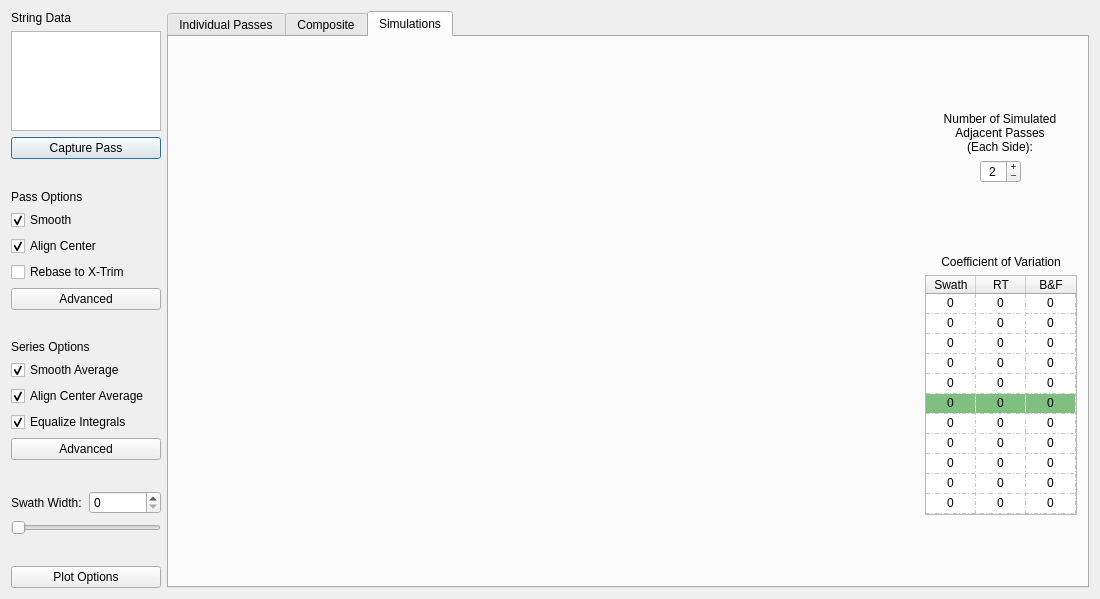
Qt form resources/stringMainWidget.ui (gill14/AccuPatt) before a commit.
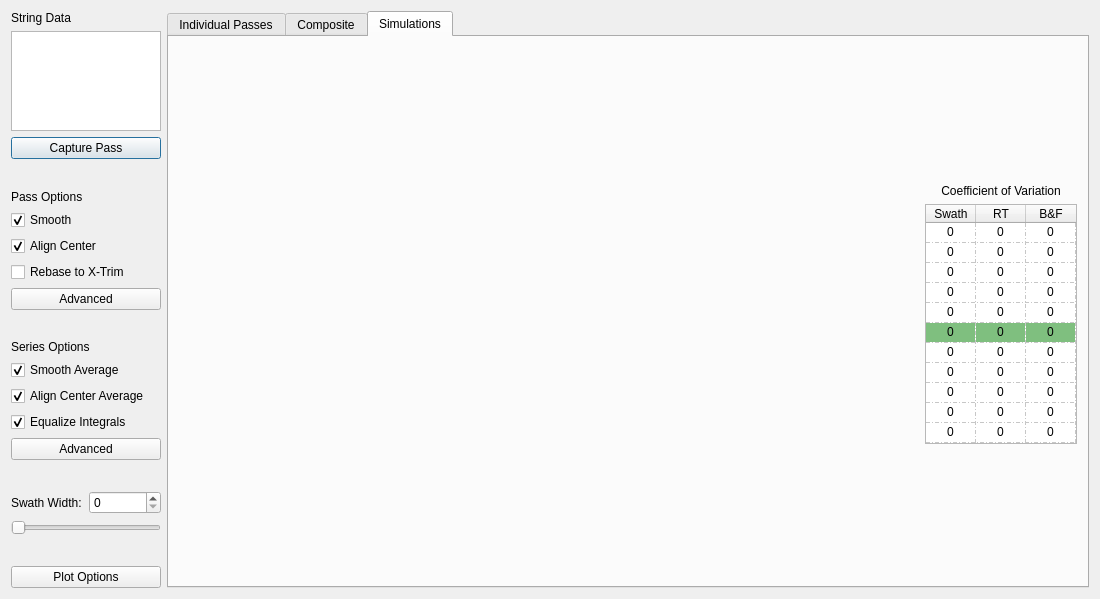
The same form after that commit. The open tabs and pages were chosen to show the change. Custom widgets are drawn as their Qt base class.

Commit message: simulated adjacent swaths now computed only

The edit to the form file:
```diff
--- a/resources/stringMainWidget.ui
+++ b/resources/stringMainWidget.ui
@@ -422,85 +422,6 @@
            </property>
           </spacer>
          </item>
-         <item>
-          <widget class="QLabel" name="label_35">
-           <property name="sizePolicy">
-            <sizepolicy hsizetype="Preferred" vsizetype="Preferred">
-             <horstretch>0</horstretch>
-             <verstretch>0</verstretch>
-            </sizepolicy>
-           </property>
-           <property name="maximumSize">
-            <size>
-             <width>150</width>
-             <height>16777215</height>
-            </size>
-           </property>
-           <property name="frameShape">
-            <enum>QFrame::NoFrame</enum>
-           </property>
-           <property name="text">
-            <string>Number of Simulated Adjacent Passes
-(Each Side):</string>
-           </property>
-           <property name="alignment">
-            <set>Qt::AlignCenter</set>
-           </property>
-           <property name="wordWrap">
-            <bool>true</bool>
-           </property>
-          </widget>
-         </item>
-         <item alignment="Qt::AlignHCenter">
-          <widget class="QSpinBox" name="spinBoxSimulatedPasses">
-           <property name="sizePolicy">
-            <sizepolicy hsizetype="Fixed" vsizetype="Fixed">
-             <horstretch>0</horstretch>
-             <verstretch>0</verstretch>
-            </sizepolicy>
-           </property>
-           <property name="layoutDirection">
-            <enum>Qt::LeftToRight</enum>
-           </property>
-           <property name="wrapping">
-            <bool>false</bool>
-           </property>
-           <property name="alignment">
-            <set>Qt::AlignCenter</set>
-           </property>
-           <property name="buttonSymbols">
-            <enum>QAbstractSpinBox::PlusMinus</enum>
-           </property>
-           <property name="accelerated">
-            <bool>false</bool>
-           </property>
-           <property name="showGroupSeparator" stdset="0">
-            <bool>false</bool>
-           </property>
-           <property name="suffix">
-            <string/>
-           </property>
-           <property name="maximum">
-            <number>10</number>
-           </property>
-           <property name="value">
-            <number>2</number>
-           </property>
-          </widget>
-         </item>
-         <item>
-          <spacer name="verticalSpacer_11">
-           <property name="orientation">
-            <enum>Qt::Vertical</enum>
-           </property>
-           <property name="sizeHint" stdset="0">
-            <size>
-             <width>13</width>
-             <height>13</height>
-            </size>
-           </property>
-          </spacer>
-         </item>
          <item>
           <widget class="QLabel" name="label_36">
            <property name="sizePolicy">
@@ -523,7 +444,7 @@
          <item>
           <widget class="QTableWidget" name="tableWidgetCV">
            <property name="sizePolicy">
-            <sizepolicy hsizetype="Minimum" vsizetype="Expanding">
+            <sizepolicy hsizetype="Minimum" vsizetype="Preferred">
              <horstretch>0</horstretch>
              <verstretch>0</verstretch>
             </sizepolicy>
```
The commit also changes 9 other files.
